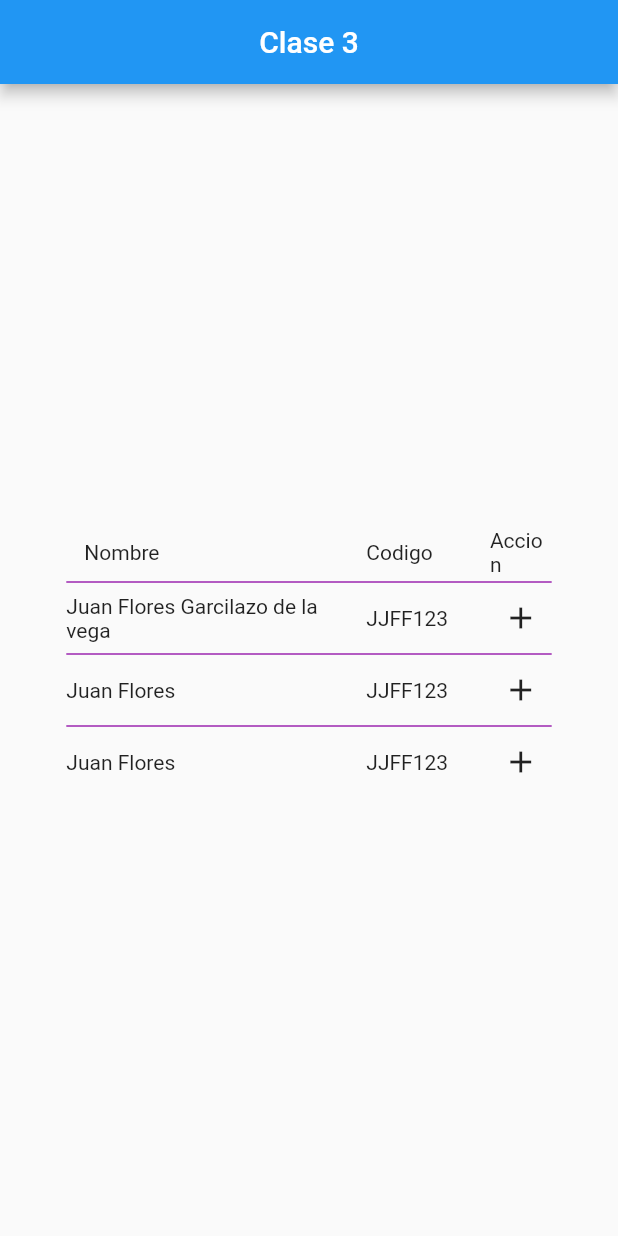
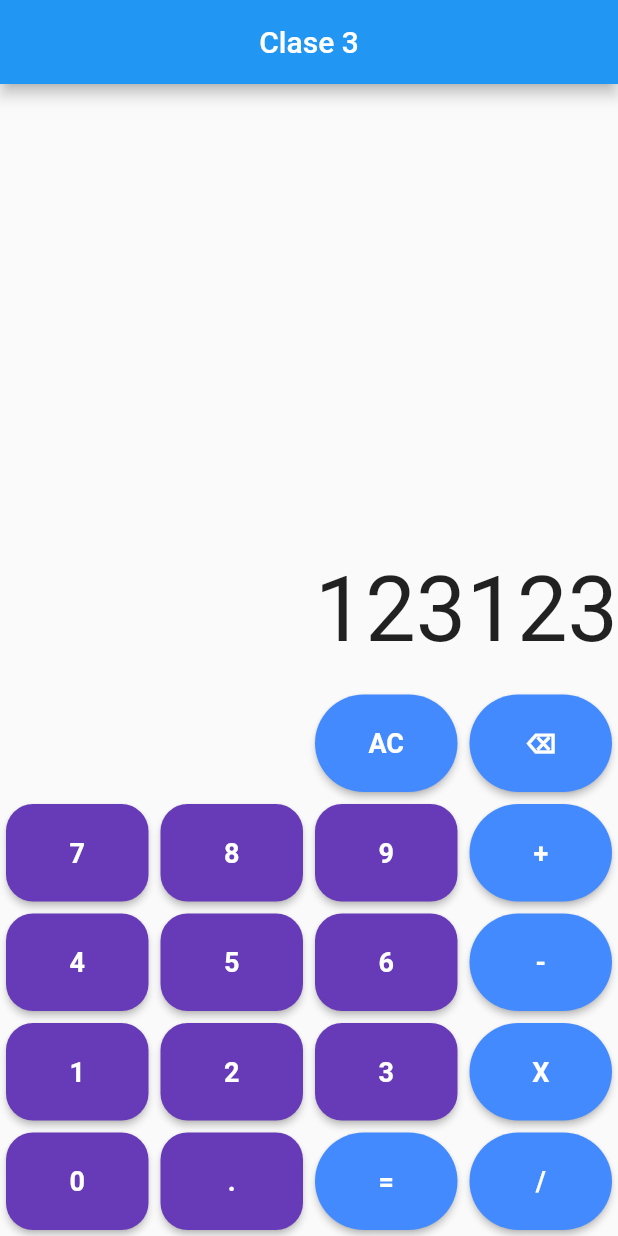
Before and after one commit to gdscumsa/Curso_Flutter, a Flutter app: the screen it shows after launch, on a phone screen of 412 x 824 dp. Run offline on Flutter 3.47's test engine with Material 2 defaults, Android fonts, the phone set to English and light mode, and no system bars; our stand-ins replace math_expressions.

Commit message:
final calculadora

```diff
--- a/calculadora/lib/src/calc_page.dart
+++ b/calculadora/lib/src/calc_page.dart
@@ -1,4 +1,7 @@
 import 'package:flutter/material.dart';
+import 'package:math_expressions/math_expressions.dart';
+
+import 'widget_button.dart';
 
 class CalcPage extends StatefulWidget {
   const CalcPage({super.key});
@@ -8,70 +11,172 @@ class CalcPage extends StatefulWidget {
 }
 
 class _CalcPageState extends State<CalcPage> {
+  String rawOperation = '';
+  String resultString = '123123';
+
   @override
   Widget build(BuildContext context) {
-    print('/////// BUILD CALC PAGE');
-
     return Scaffold(
       appBar: AppBar(
         title: const Text('Clase 3'),
         centerTitle: true,
       ),
-      body: Center(
-        child: Table(
-          defaultVerticalAlignment: TableCellVerticalAlignment.middle,
-          border: const TableBorder(
-            horizontalInside: BorderSide(color: Colors.purple),
+      body: Column(
+        crossAxisAlignment: CrossAxisAlignment.end,
+        children: [
+          const Spacer(),
+          Text(
+            rawOperation,
+            style: const TextStyle(fontSize: 32),
           ),
-          columnWidths: const {
-            0: FixedColumnWidth(200),
-            1: FractionColumnWidth(0.2),
-            2: FractionColumnWidth(0.1),
-          },
+          Text(
+            resultString,
+            style: const TextStyle(fontSize: 60),
+          ),
+          const SizedBox(height: 18),
+          Table(
             children: [
-            const TableRow(
-              children: [
-                Padding(
-                  padding: EdgeInsets.all(12),
-                  child: Text('Nombre'),
-                ),
-                Text('Codigo'),
-                Text('Accion'),
-              ],
-            ),
               TableRow(
                 children: [
-                Text('Juan Flores Garcilazo de la vega'),
-                Text('JJFF123'),
-                IconButton(
-                  onPressed: () {},
-                  icon: const Icon(Icons.add),
+                  Container(),
+                  Container(),
+                  WidgetButton.opeButton(
+                    textNum: 'AC',
+                    myButtonTap: () => _clearOperation(),
+                  ),
+                  WidgetButton.opeButton(
+                    textNum: '⌫',
+                    myButtonTap: () => _deleteLastChar(),
                   ),
                 ],
               ),
               TableRow(
                 children: [
-                Text('Juan Flores'),
-                Text('JJFF123'),
-                IconButton(
-                  onPressed: () {},
-                  icon: const Icon(Icons.add),
+                  WidgetButton.numButton(
+                    textNum: '7',
+                    myButtonTap: () => _addData('7'),
+                  ),
+                  WidgetButton.numButton(
+                    textNum: '8',
+                    myButtonTap: () => _addData('8'),
+                  ),
+                  WidgetButton.numButton(
+                    textNum: '9',
+                    myButtonTap: () => _addData('9'),
+                  ),
+                  WidgetButton.opeButton(
+                    textNum: '+',
+                    myButtonTap: () => _addOperation('+'),
                   ),
                 ],
               ),
               TableRow(
                 children: [
-                Text('Juan Flores'),
-                Text('JJFF123'),
-                IconButton(
-                  onPressed: () {},
-                  icon: const Icon(Icons.add),
+                  WidgetButton.numButton(
+                    textNum: '4',
+                    myButtonTap: () => _addData('4'),
+                  ),
+                  WidgetButton.numButton(
+                    textNum: '5',
+                    myButtonTap: () => _addData('5'),
+                  ),
+                  WidgetButton.numButton(
+                    textNum: '6',
+                    myButtonTap: () => _addData('6'),
+                  ),
+                  WidgetButton.opeButton(
+                    textNum: '-',
+                    myButtonTap: () => _addOperation('-'),
+                  ),
+                ],
+              ),
+              TableRow(
+                children: [
+                  WidgetButton.numButton(
+                    textNum: '1',
+                    myButtonTap: () => _addData('1'),
+                  ),
+                  WidgetButton.numButton(
+                    textNum: '2',
+                    myButtonTap: () => _addData('2'),
+                  ),
+                  WidgetButton.numButton(
+                    textNum: '3',
+                    myButtonTap: () => _addData('3'),
+                  ),
+                  WidgetButton.opeButton(
+                    textNum: 'X',
+                    myButtonTap: () => _addOperation('X'),
+                  ),
+                ],
+              ),
+              TableRow(
+                children: [
+                  WidgetButton.numButton(
+                    textNum: '0',
+                    myButtonTap: () => _addData('0'),
+                  ),
+                  WidgetButton.numButton(
+                    textNum: '.',
+                    myButtonTap: () => _addOperation('.'),
+                  ),
+                  WidgetButton.opeButton(
+                    textNum: '=',
+                    myButtonTap: () => _calculteOpe(),
+                  ),
+                  WidgetButton.opeButton(
+                    textNum: '/',
+                    myButtonTap: () => _addOperation('/'),
                   ),
                 ],
               ),
             ],
           ),
+        ],
       ),
     );
   }
+
+  void _addData(String value) {
+    rawOperation += value;
+    setState(() {});
   }
+
+  void _addOperation(String value) {
+    if (rawOperation.isNotEmpty) {
+      final lastChar = rawOperation.substring(
+        rawOperation.length - 1,
+        rawOperation.length,
+      );
+      final containOpe = ['+', '-', 'X', '/', '.'].contains(lastChar);
+      if (!containOpe) {
+        rawOperation += value;
+        setState(() {});
+      }
+    }
+  }
+
+  void _clearOperation() {
+    rawOperation = '';
+    setState(() {});
+  }
+
+  void _deleteLastChar() {
+    if (rawOperation.isNotEmpty) {
+      rawOperation = rawOperation.substring(
+        0,
+        rawOperation.length - 1,
+      );
+      setState(() {});
+    }
+  }
+
+  void _calculteOpe() {
+    final parser = Parser();
+    final expr = parser.parse(rawOperation.replaceAll('X', '*'));
+    resultString =
+        expr.evaluate(EvaluationType.REAL, ContextModel()).toString();
+
+    setState(() {});
+  }
+}
--- /dev/null
+++ b/calculadora/lib/src/widget_button.dart
@@ -0,0 +1,58 @@
+import 'package:flutter/material.dart';
+
+class WidgetButton extends StatelessWidget {
+  const WidgetButton({
+    super.key,
+    required this.myButtonTap,
+    required this.textNum,
+    required this.color,
+    required this.radius,
+  });
+
+  const WidgetButton.opeButton({
+    super.key,
+    required this.textNum,
+    required this.myButtonTap,
+    this.color = Colors.blueAccent,
+    this.radius = 100,
+  });
+
+  const WidgetButton.numButton({
+    super.key,
+    required this.textNum,
+    required this.myButtonTap,
+    this.color = Colors.deepPurple,
+    this.radius = 18,
+  });
+
+  final String textNum;
+  final Color color;
+  final double radius;
+  final Function myButtonTap;
+
+  @override
+  Widget build(BuildContext context) {
+    return Container(
+      margin: const EdgeInsets.all(4),
+      height: 65,
+      child: ElevatedButton(
+        onPressed: () {
+          myButtonTap();
+        },
+        style: ElevatedButton.styleFrom(
+          backgroundColor: color,
+          shape: RoundedRectangleBorder(
+            borderRadius: BorderRadius.circular(radius),
+          ),
+        ),
+        child: Text(
+          textNum,
+          style: const TextStyle(
+            fontSize: 18,
+            fontWeight: FontWeight.bold,
+          ),
+        ),
+      ),
+    );
+  }
+}
--- a/calculadora/pubspec.yaml
+++ b/calculadora/pubspec.yaml
@@ -36,6 +36,7 @@ dependencies:
   # The following adds the Cupertino Icons font to your application.
   # Use with the CupertinoIcons class for iOS style icons.
   cupertino_icons: ^1.0.2
+  math_expressions: ^2.3.1
 
 dev_dependencies:
   flutter_test:
```
Also changed, not shown: calculadora/pubspec.lock. Lines whose indentation alone changed are shown as unchanged.
